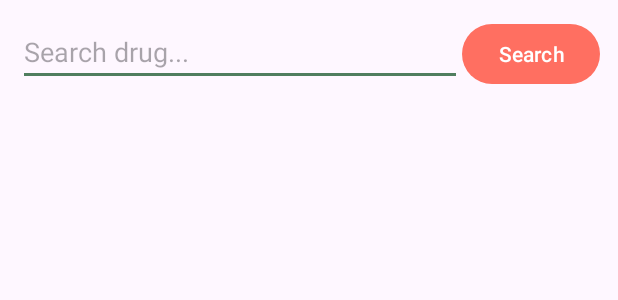
After one commit to sorokivski/AvoidGrapefruit, an Android app: the layout activity_drug_search.xml on its own in the app's theme, with its tools: preview values and no code run, on a phone screen of 412 x 824 dp. The commit adds this screen. Shown: the top 300 px of the screen. Run offline under Robolectric (Android 15) with nearby library versions, the phone set to English and light mode, and no system bars.

Commit message:
drug search

```diff
--- a/app/src/main/AndroidManifest.xml
+++ b/app/src/main/AndroidManifest.xml
@@ -42,6 +42,8 @@
             android:exported="false" />
         <activity android:name=".interactions.InteractionsActivity"
             android:exported="false" />
+        <activity android:name=".drugs.DrugSearchActivity"
+            android:exported="false" />
 
 
         <activity
--- a/app/src/main/java/com/example/avoidgrapefruit/user/UserProfileActivity.java
+++ b/app/src/main/java/com/example/avoidgrapefruit/user/UserProfileActivity.java
@@ -21,6 +21,7 @@ import androidx.recyclerview.widget.RecyclerView;
 
 import com.example.avoidgrapefruit.R;
 import com.example.avoidgrapefruit.auth.AuthManager;
+import com.example.avoidgrapefruit.drugs.DrugSearchActivity;
 import com.example.avoidgrapefruit.user_drugs.AddUserDrugActivity;
 import com.example.avoidgrapefruit.user_drugs.EditUserDrugActivity;
 import com.example.avoidgrapefruit.user_drugs.UserDrugAdapter;
@@ -200,7 +201,7 @@ public class UserProfileActivity extends AppCompatActivity {
     }
 
     private void openAddDrug() {
-        Intent intent = new Intent(this, AddUserDrugActivity.class);
+        Intent intent = new Intent(this, DrugSearchActivity.class);
         startActivity(intent);
     }
 
--- /dev/null
+++ b/app/src/main/res/layout/activity_drug_search.xml
@@ -0,0 +1,79 @@
+<?xml version="1.0" encoding="utf-8"?>
+<LinearLayout xmlns:android="http://schemas.android.com/apk/res/android"
+    xmlns:app="http://schemas.android.com/apk/res-auto"
+    android:layout_width="match_parent"
+    android:layout_height="match_parent"
+    android:orientation="vertical"
+    android:padding="12dp">
+
+    <!-- Search Bar -->
+    <LinearLayout
+        android:layout_width="match_parent"
+        android:layout_height="wrap_content"
+        android:orientation="horizontal">
+
+        <EditText
+            android:id="@+id/etSearch"
+            android:layout_width="0dp"
+            android:layout_height="wrap_content"
+            android:layout_weight="1"
+            android:hint="Search drug..."
+            android:inputType="text" />
+
+        <Button
+            android:id="@+id/btnSearch"
+            android:layout_width="wrap_content"
+            android:layout_height="wrap_content"
+            android:text="Search" />
+    </LinearLayout>
+
+    <!-- RecyclerView for results -->
+    <androidx.recyclerview.widget.RecyclerView
+        android:id="@+id/recyclerDrugs"
+        android:layout_width="match_parent"
+        android:layout_height="0dp"
+        android:layout_weight="1"
+        android:paddingTop="8dp" />
+
+    <LinearLayout
+        android:id="@+id/layoutNoResults"
+        android:layout_width="match_parent"
+        android:layout_height="wrap_content"
+        android:orientation="vertical"
+        android:gravity="center"
+        android:padding="24dp"
+        android:visibility="gone">
+
+        <ImageView
+            android:id="@+id/ivNoResults"
+            android:layout_width="48dp"
+            android:layout_height="48dp"
+            android:src="@drawable/not_found"
+            android:contentDescription="@string/no_results"
+            app:tint="@color/dark_grey" />
+
+        <TextView
+            android:id="@+id/tvNoResultsMessage"
+            android:layout_width="wrap_content"
+            android:layout_height="wrap_content"
+            android:layout_marginTop="12dp"
+            android:text="We haven't found anything."
+            android:textSize="16sp"
+            android:textStyle="italic"
+            android:textColor="@color/dark_grey"
+            android:gravity="center" />
+
+        <Button
+            android:id="@+id/btnAddPersonalDrug"
+            android:layout_width="wrap_content"
+            android:layout_height="wrap_content"
+            android:layout_marginTop="16dp"
+            android:text="Add as Personal Drug"
+            android:backgroundTint="@color/grapefruit_red"
+            android:textColor="@color/milk_white"
+            android:paddingLeft="24dp"
+            android:paddingRight="24dp" />
+    </LinearLayout>
+
+
+</LinearLayout>
--- a/app/src/main/res/values/strings.xml
+++ b/app/src/main/res/values/strings.xml
@@ -1,4 +1,5 @@
 <resources>
     <string name="app_name">AvoidGrapefruit</string>
     <string name="logout">Logout</string>
+    <string name="no_results">We haven`t found anything related in our database</string>
 </resources>
--- a/gradle/libs.versions.toml
+++ b/gradle/libs.versions.toml
@@ -17,6 +17,9 @@ composeBom = "2024.09.00"
 firebaseAuthKtx = "24.0.0"
 appcompat = "1.7.1"
 lombok = "1.18.38"
+luceneAnalyzersCommon = "9.10.0"
+luceneCore = "10.2.2"
+luceneQueryparser = "10.2.2"
 material = "1.10.0"
 activity = "1.10.1"
 constraintlayout = "2.1.4"
@@ -53,6 +56,9 @@ androidx-material3 = { group = "androidx.compose.material3", name = "material3"
 firebase-auth-ktx = { group = "com.google.firebase", name = "firebase-auth-ktx", version = "23.2.0" }
 androidx-appcompat = { group = "androidx.appcompat", name = "appcompat", version.ref = "appcompat" }
 lombok = { module = "org.projectlombok:lombok", version.ref = "lombok" }
+lucene-analyzers-common = { module = "org.apache.lucene:lucene-analyzers-common", version.ref = "luceneAnalyzersCommon" }
+lucene-core = { module = "org.apache.lucene:lucene-core", version.ref = "luceneCore" }
+lucene-queryparser = { module = "org.apache.lucene:lucene-queryparser", version.ref = "luceneQueryparser" }
 material = { group = "com.google.android.material", name = "material", version.ref = "material" }
 androidx-activity = { group = "androidx.activity", name = "activity", version.ref = "activity" }
 androidx-constraintlayout = { group = "androidx.constraintlayout", name = "constraintlayout", version.ref = "constraintlayout" }
```
Also changed, not shown: app/src/main/java/com/example/avoidgrapefruit/drugs/DrugAdapter.java (added, +67 -0 lines), app/src/main/java/com/example/avoidgrapefruit/drugs/DrugSearchActivity.java (added, +220 -0 lines), app/src/main/res/drawable/not_found.png (added).
